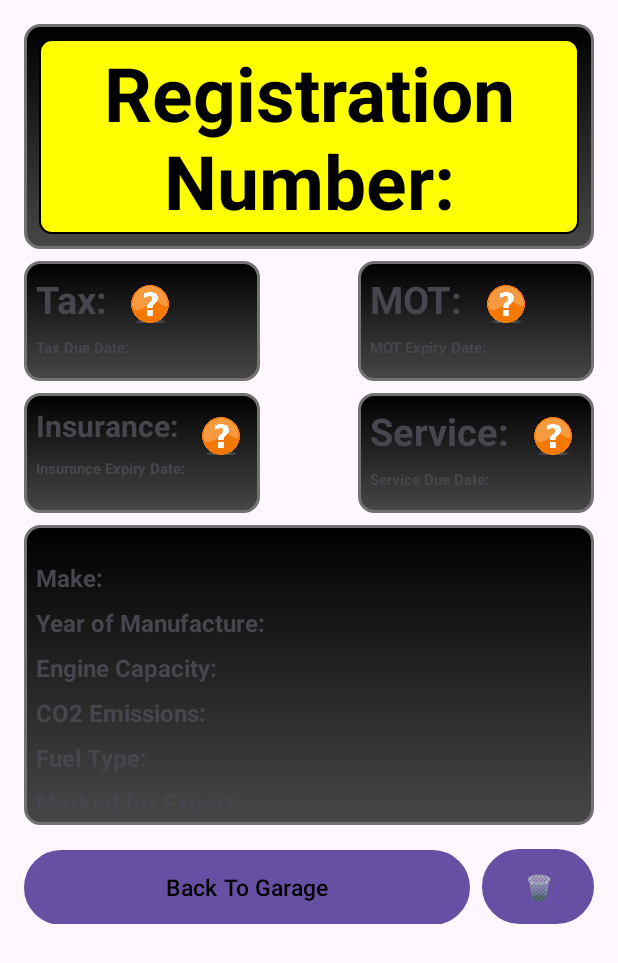
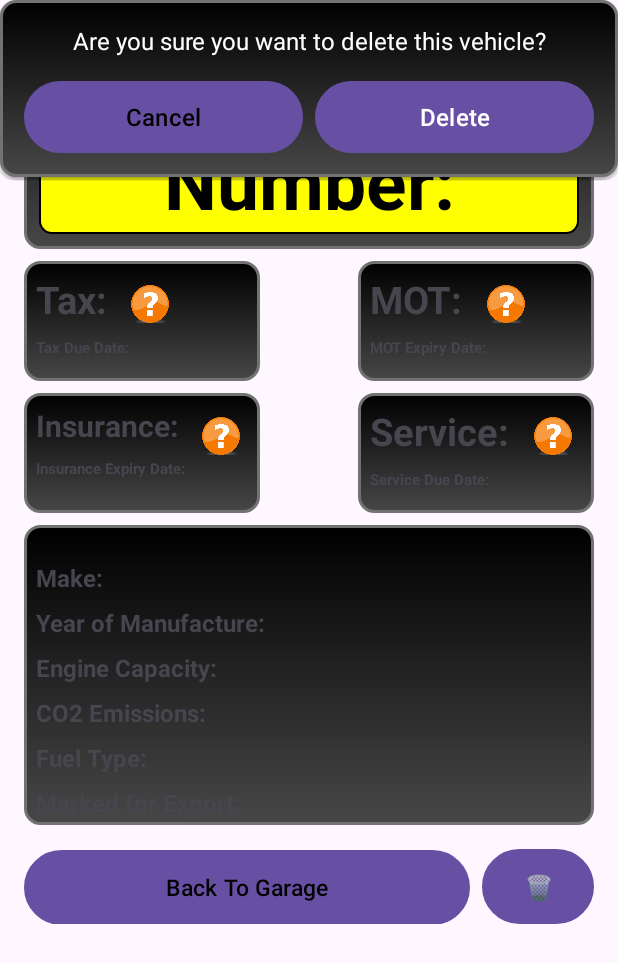
Before and after one commit to 03luqman1/AutoConnect, an Android app: the DisplayVehicleActivity screen opened directly, with no data from a screen before it, after a tap on an icon or button, on a phone screen of 412 x 824 dp. Shown: the top 963 px of the screen. Run offline under Robolectric (Android 15) with nearby library versions, the phone set to English and light mode, and no system bars; our stand-ins replace Firebase (no records; nobody signed in at launch, a user with empty details on screens opened directly); network calls fail; 27 statements that could not run were skipped.

Commit message:
Added pop up to confirm before deleting vehicle, changed add vehicle to display pop up when a vehicle is searched.

```diff
--- a/app/src/main/java/com/example/autoconnect/DisplayVehicleActivity.kt
+++ b/app/src/main/java/com/example/autoconnect/DisplayVehicleActivity.kt
@@ -128,6 +128,33 @@ class DisplayVehicleActivity : AppCompatActivity() {
 
         val removeVehicleButton = findViewById<Button>(R.id.buttonRemoveVehicle)
         removeVehicleButton.setOnClickListener {
+            // Inflate the confirmation pop-up layout
+            val inflater = LayoutInflater.from(this)
+            val popupView = inflater.inflate(R.layout.confirm_delete_dialog, null)
+
+            // Create and configure the PopupWindow
+            val popupWindow = PopupWindow(
+                popupView,
+                WindowManager.LayoutParams.WRAP_CONTENT,
+                WindowManager.LayoutParams.WRAP_CONTENT,
+                true
+            )
+
+            // Show the pop-up at the center of the screen
+            popupWindow.showAtLocation(popupView, Gravity.CENTER, 0, 0)
+
+            // Find cancel and confirm delete buttons in the pop-up layout
+            val btnCancel = popupView.findViewById<Button>(R.id.btnCancel)
+            val btnConfirmDelete = popupView.findViewById<Button>(R.id.btnConfirmDelete)
+
+            // Set click listener for the cancel button
+            btnCancel.setOnClickListener {
+                // Dismiss the pop-up
+                popupWindow.dismiss()
+            }
+
+            // Set click listener for the confirm delete button
+            btnConfirmDelete.setOnClickListener {
                 // Get a reference to your Firebase database
                 val database = FirebaseDatabase.getInstance()
 
@@ -151,6 +178,10 @@ class DisplayVehicleActivity : AppCompatActivity() {
                             // Failed to remove vehicle
                             Toast.makeText(this, "Failed to remove vehicle: ${e.message}", Toast.LENGTH_SHORT).show()
                         }
+                }
+
+                // Dismiss the pop-up after confirming deletion
+                popupWindow.dismiss()
             }
         }
 
--- a/app/src/main/res/layout/activity_display_vehicle.xml
+++ b/app/src/main/res/layout/activity_display_vehicle.xml
@@ -2,6 +2,7 @@
     android:layout_width="match_parent"
     android:layout_height="match_parent"
     android:padding="16dp">
+
     <RelativeLayout
         android:id="@+id/firstRelativeLayout"
         android:layout_width="wrap_content"
--- a/app/src/main/res/layout/activity_review.xml
+++ b/app/src/main/res/layout/activity_review.xml
@@ -72,8 +72,8 @@
         android:inputType="textMultiLine"
         android:maxLines="5"
         android:padding="16dp"
-        android:textColor="#000000"
-        android:textColorHint="#707070"
+        android:textColor="#FFFFFF"
+        android:textColorHint="#BCBCBC"
         android:background="@drawable/rounded_button"/>
 
 </RelativeLayout>
--- /dev/null
+++ b/app/src/main/res/layout/confirm_delete_dialog.xml
@@ -0,0 +1,49 @@
+<!-- popup_confirm_delete.xml -->
+<RelativeLayout xmlns:android="http://schemas.android.com/apk/res/android"
+    android:layout_width="match_parent"
+    android:layout_height="wrap_content"
+    android:padding="16dp"
+    android:background="@drawable/rounded_background">
+
+    <!-- Confirmation message -->
+    <TextView
+        android:id="@+id/textViewConfirmMessage"
+        android:layout_width="match_parent"
+        android:layout_height="wrap_content"
+        android:text="Are you sure you want to delete this vehicle?"
+        android:textSize="16sp"
+        android:textColor="#FFFFFF"
+        android:gravity="center"
+        android:layout_marginBottom="16dp"/>
+
+    <!-- Buttons -->
+    <LinearLayout
+        android:layout_width="match_parent"
+        android:layout_height="wrap_content"
+        android:layout_below="@id/textViewConfirmMessage"
+        android:orientation="horizontal">
+
+        <!-- Cancel Button -->
+        <Button
+            android:id="@+id/btnCancel"
+            android:layout_width="0dp"
+            android:layout_height="wrap_content"
+            android:layout_weight="1"
+            android:text="Cancel"
+            android:textSize="16sp"
+            android:textColor="#000000"
+            android:background="@drawable/rounded_button"
+            android:layout_marginEnd="8dp"/>
+
+        <!-- Confirm Button -->
+        <Button
+            android:id="@+id/btnConfirmDelete"
+            android:layout_width="0dp"
+            android:layout_height="wrap_content"
+            android:layout_weight="1"
+            android:text="Delete"
+            android:textSize="16sp"
+            android:textColor="#FFFFFF"
+            android:background="@drawable/rounded_button_red"/>
+    </LinearLayout>
+</RelativeLayout>
--- a/app/src/main/res/layout/vehicle_mot_dialog.xml
+++ b/app/src/main/res/layout/vehicle_mot_dialog.xml
@@ -1,7 +1,7 @@
 <?xml version="1.0" encoding="utf-8"?>
 <RelativeLayout xmlns:android="http://schemas.android.com/apk/res/android"
-    android:layout_width="match_parent"
-    android:layout_height="match_parent"
+    android:layout_width="wrap_content"
+    android:layout_height="wrap_content"
     android:background="@drawable/rounded_background"
     android:padding="16dp">
 
```
Also changed, not shown: app/src/main/java/com/example/autoconnect/AddVehicleActivity.kt (+69 -14 lines), app/src/main/res/layout/confirm_add_dialog.xml (added, +59 -0 lines). Lines whose indentation alone changed are shown as unchanged.
